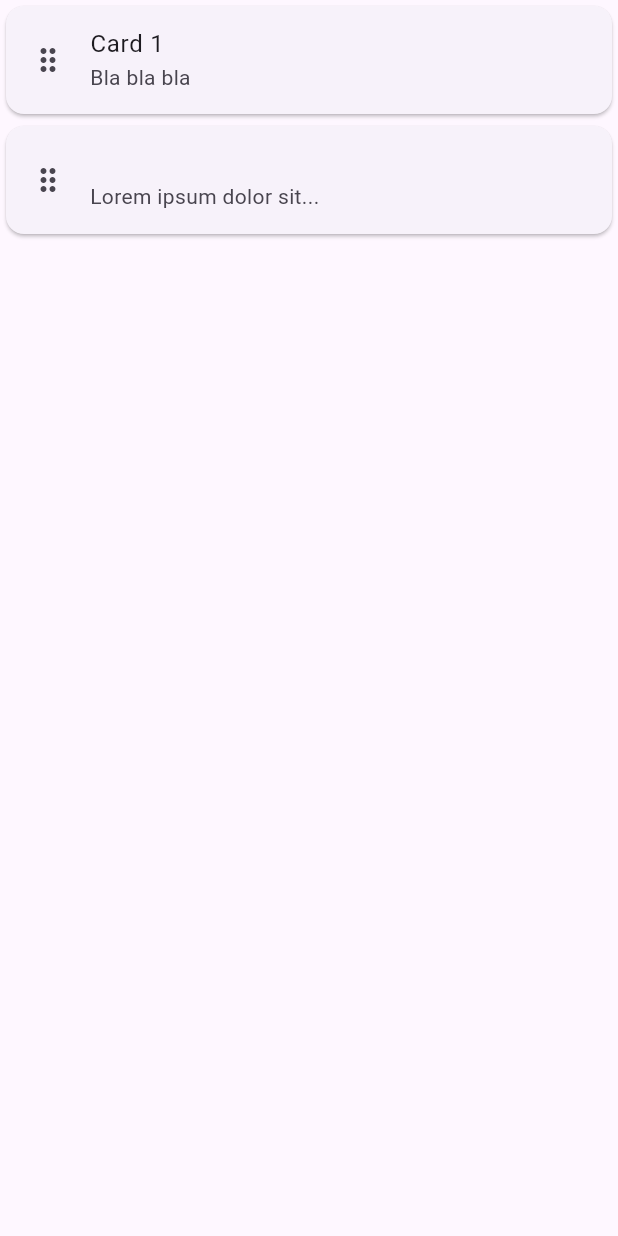
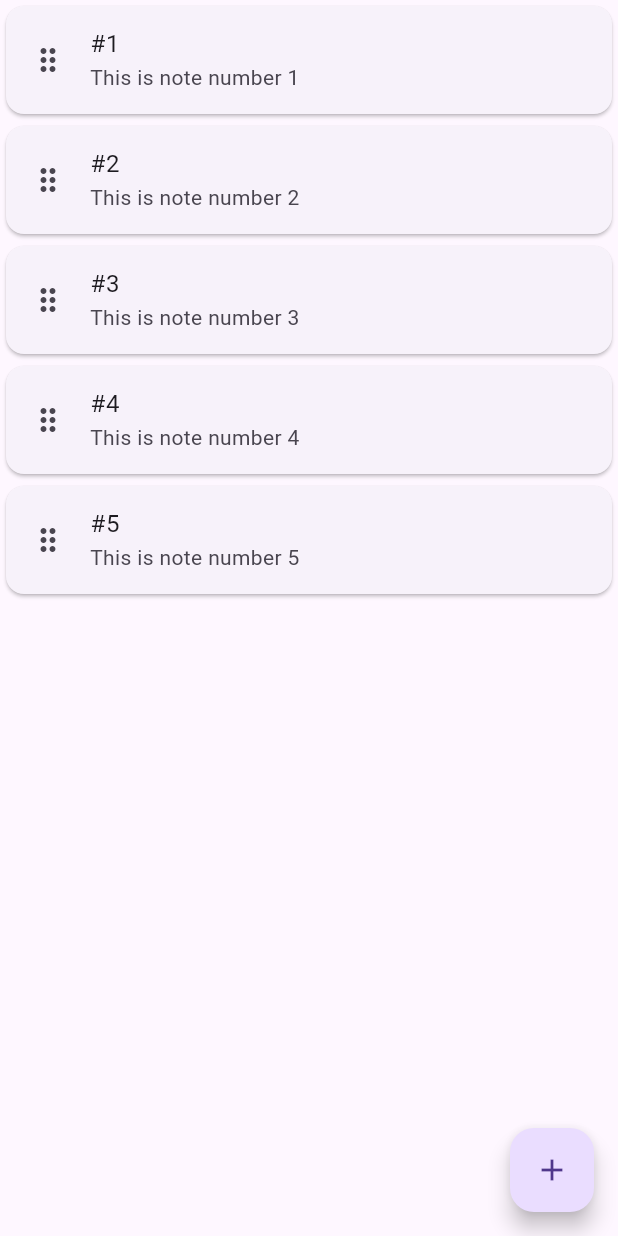
Before and after one commit to Fif3r22/note_cards, a Flutter app: the screen it shows after launch, on a phone screen of 412 x 824 dp. Run offline on Flutter 3.47's test engine with Material 3 defaults, Android fonts, the phone set to English and light mode, and no system bars; our stand-ins replace sqflite, sqflite_common_ffi; accounts and stored records are empty.

Commit message:
Refactor main app to initialize NoteStorage, add notes, and display them in NotesView

```diff
--- a/lib/main.dart
+++ b/lib/main.dart
@@ -1,26 +1,57 @@
 import 'package:flutter/material.dart';
 import 'package:note_cards/note_card.dart';
+import 'package:note_cards/note_storage.dart';
 
-void main() {
-  runApp(const MainApp());
+void main() async {
+  var storage = NoteStorage();
+  await storage.initialize();
+  await storage.clear();
+  for (int i = 1; i <= 5; i++) {
+    await storage.addNote(Note(id: i - 1, title: "#$i", content: "This is note number $i"));
+  }
+  var notes = await storage.getNotes();
+  print(notes);
+
+  runApp(NotesApp(notes: notes));
 }
 
-class MainApp extends StatelessWidget {
-  const MainApp({super.key});
+class NotesApp extends StatefulWidget {
+  final List<Note> notes;
+
+  const NotesApp({super.key, required this.notes});
+
+  @override
+  State<NotesApp> createState() => _NotesAppState();
+}
+
+class _NotesAppState extends State<NotesApp> {
+  late List<Note> _notes;
+
+  @override
+  void initState() {
+    super.initState();
+    // copy initial notes so we can mutate the local list
+    _notes = List<Note>.from(widget.notes);
+  }
 
   @override
   Widget build(BuildContext context) {
-    return const MaterialApp(
+    return MaterialApp(
       home: Scaffold(
         body: Center(
-          child: Column(
-            children: <Widget>[
-              NoteCard(note: Note(id: 0, title: "Card 1", content: "Bla bla bla")),
-              NoteCard(note: Note(id: 1, content: "Lorem ipsum dolor sit...")),
-            ],
-          ),
+          child: NotesView(notes: _notes)
         ),
-      ),
+        floatingActionButton: FloatingActionButton(
+          onPressed: () {
+              setState(() {
+                _notes.add(Note(id: _notes.length, title: 'New', content: 'New note'));
+              });
+              print(_notes);
+              print(_notes.length);
+          },
+          child: const Icon(Icons.add),
+        ),
+      )
     );
   }
 }
--- a/lib/note_card.dart
+++ b/lib/note_card.dart
@@ -1,18 +1,19 @@
-// Defines two classes: `Note` and `NoteCard`
-// Note contains and handles note data such as title, source, and content
-// NoteCard is a stateless widget that accepts a Note as an argument and handles display of a Note in a flutter Widget tree
+// Defines the [Note], [NoteCard], and [NotesView] classes
+// [Note] contains and handles data such as title, source, and content
+// [NoteCard] is a widget to display a single [Note]
+// [NotesView] is a widget to display a list of [Note]s
+
 import 'package:flutter/material.dart';
 
-/*
-   Note Class Implementation
-*/
+
+// Note Class
 
 class Note {
   final int id;
   final String title;
   final String content;
 
-  const Note({required this.id, this.title = "", required this.content});
+  const Note({this.id = 0, this.title = "", this.content = ""});
 
   // Convert the Note into a Map for database purposes. The keys must correspond to the
   // names of the columns in the database table.
@@ -24,15 +25,14 @@ class Note {
 }
 
 
-
-/*
-    NoteCard Widget Class Implementation
-*/
+//  NoteCard Class
 
 class NoteCard extends StatelessWidget {
   final Note note;
+
   const NoteCard({super.key, required this.note});
 
+  // Builds a list tile to display the info saved in [Note note]
   @override
   Widget build(BuildContext context) {
     return Card(
@@ -44,3 +44,21 @@ class NoteCard extends StatelessWidget {
     );
   }
 }
+
+
+// NotesView Class
+
+class NotesView extends StatelessWidget {
+  final List<Note> notes;
+
+  const NotesView({super.key, required this.notes});
+
+  @override
+  Widget build(BuildContext context) {
+    return ListView.builder(
+            itemCount: notes.length,
+            prototypeItem: NoteCard(note: notes.first),
+            itemBuilder: (context, index) => NoteCard(note: notes[index]),
+          );
+  }
+}
--- a/lib/note_storage.dart
+++ b/lib/note_storage.dart
@@ -1,14 +1,22 @@
-// Define a class NoteStorage that handles the database storage, updates, and retrieval for NoteCards
+// Defines a class NoteStorage that uses a SQLite database
+// to handle Note storage, updates, and retrieval
 
-import 'dart:async'; // For asynchronous operations
-import 'dart:io'; // To detect platform
-import 'package:path/path.dart'; // For file path management
-import 'package:path_provider/path_provider.dart'; // For file path management
-import 'package:sqflite/sqflite.dart'; // For native mobile and macOS databases
-import 'package:sqflite_common_ffi/sqflite_ffi.dart'; // For desktop (Windows/Linux) databases
+// Async operations and platform detection
+import 'dart:async';
+import 'dart:io';
+// File path management
+import 'package:path/path.dart';
+import 'package:path_provider/path_provider.dart';
+// Basic sqflite for mobile and macOS, sqflite_common_ffi for desktop
+import 'package:sqflite/sqflite.dart';
+import 'package:sqflite_common_ffi/sqflite_ffi.dart';
+// App classes
+import 'package:note_cards/note_card.dart';
+
+// NoteStorage Class
 
 class NoteStorage {
-  late final Future<Database> database;
+  late final Database database;
   final String databaseFile;
   late final String databasePath;
 
@@ -25,15 +33,40 @@ class NoteStorage {
       databaseFactory = databaseFactoryFfi;
     }
 
-    // Set the path to the database. If the platform is Android, using `getDatabasesPath()` is appropriate,
-    // otherwise use `getApplicationDocumentsDirectory()`
+    // Set the path to the database. If the platform is Android, using [getDatabasesPath()] is appropriate,
+    // otherwise use [getApplicationDocumentsDirectory()]
     databasePath = Platform.isAndroid ? await getDatabasesPath() : (await getApplicationDocumentsDirectory()).path;
 
     // Create a database and store the reference
-    database = openDatabase(
+    database = await openDatabase(
       join(databasePath, databaseFile), // Specify the path
       onCreate: (db, version) => db.execute('CREATE TABLE notes(id INTEGER PRIMARY KEY, title TEXT, content TEXT)'), // Create a table to store notes
       version: 1, // Set the version. This executes the onCreate function
     );
   }
+
+  // Clear all notes
+  Future<void> clear() async {
+    database.delete('notes');
+  }
+
+  // Insert a Note into the database and replace any duplicate notes already in the database
+  Future<void> addNote(Note note) async {
+    await database.insert(
+      'notes', // Table to use
+      note.toMap(), // Converts the Note to a Map<String, Object?>
+      conflictAlgorithm: ConflictAlgorithm.replace, // Specifies the algorithm to resolve duplicate entries
+    );
+  }
+
+  Future<List<Note>> getNotes() async {
+    // Query the table for all the notes
+    final List<Map<String, Object?>> noteMaps = await database.query('notes');
+
+    // Return the List<Map<String, Object?>> as a List<Note> using a list comprehension
+    return [
+      for (final {"id" : id as int, 'title' : title as String, 'content' : content as String} in noteMaps)
+      Note(id: id, title: title, content: content)
+    ];
+  }
 }
```
